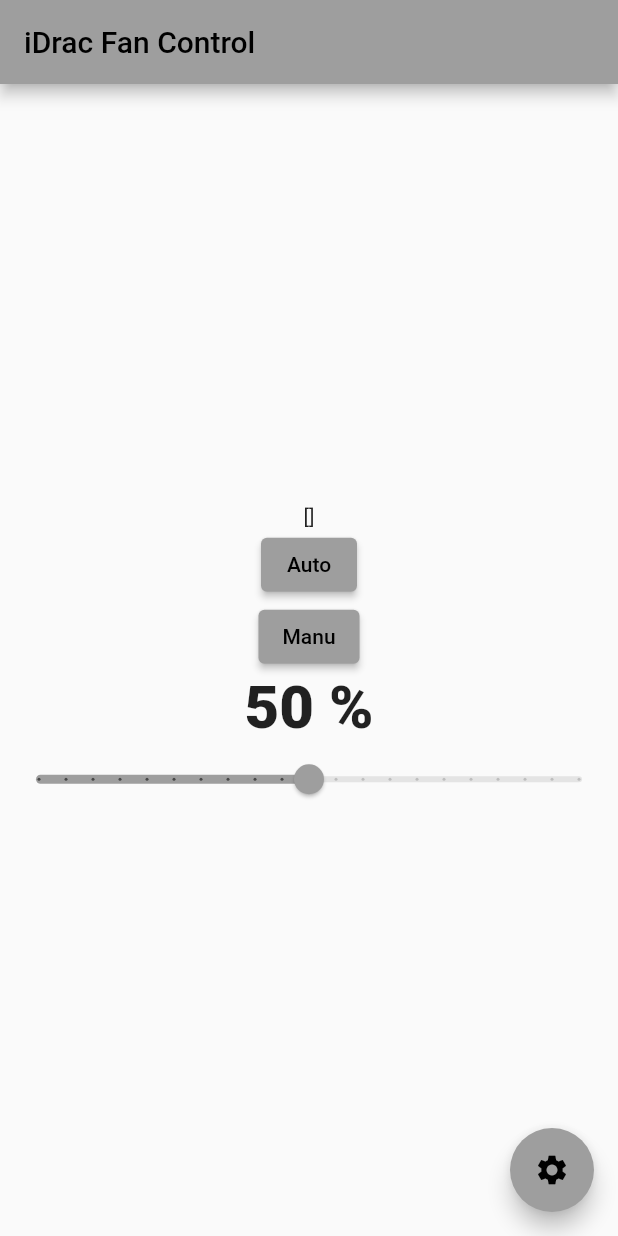
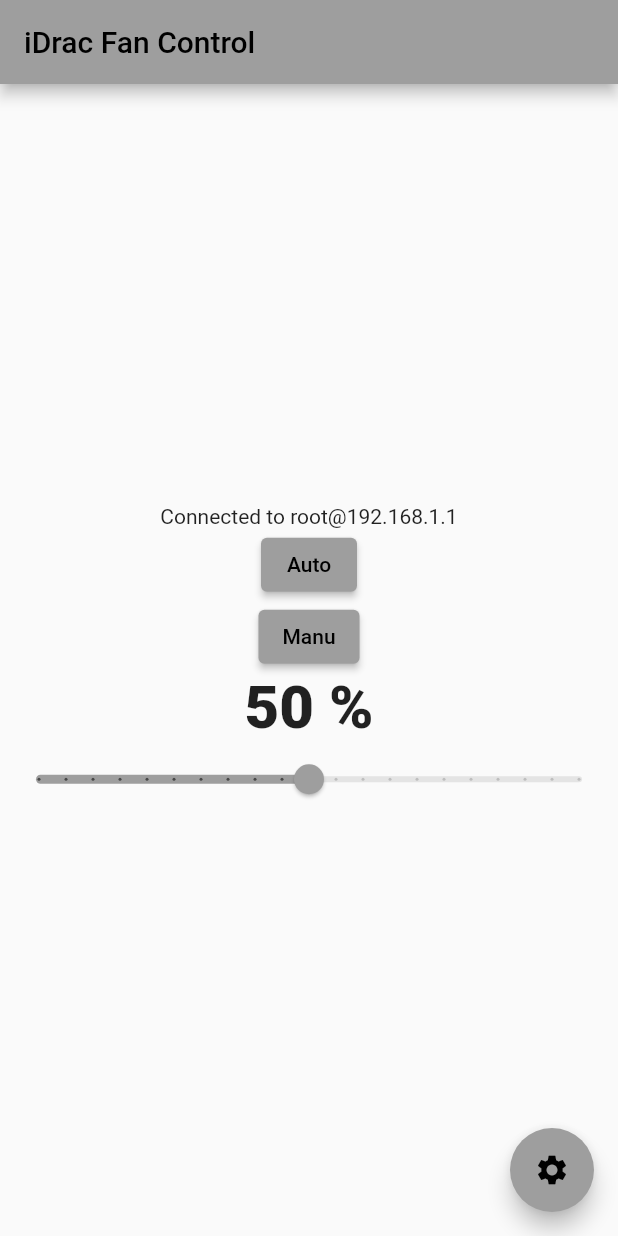
Before and after one commit to PierreStaub/fandrac, a Flutter app: the screen it shows after launch, after a tap on the "settings" icon, on a phone screen of 412 x 824 dp. Run offline on Flutter 3.47's test engine with Material 2 defaults, Android fonts, the phone set to English and light mode, and no system bars; missing offline and left inert: process_run.

Commit message:
Add Json configuration function

```diff
--- /dev/null
+++ b/assets/config/idracConf.json
@@ -0,0 +1,9 @@
+{
+  "idrac_configuration": [
+    {
+      "ip": "192.168.1.1",
+      "user": "root",
+      "password": "password"
+    }
+  ]
+}
--- a/lib/config/idarcConf.json
+++ /dev/null
@@ -1,5 +0,0 @@
-{
-  "ip": "192.168.1.1",
-  "user": "user",
-  "password": "password"
-}
--- a/lib/main.dart
+++ b/lib/main.dart
@@ -1,8 +1,7 @@
 import 'dart:convert';
-import 'dart:io';
 import 'package:flutter/material.dart';
 import 'package:flutter/services.dart';
-import 'idarcAction.dart';
+import 'idarc_action.dart';
 
 void main() {
   runApp(const FanDrac());
@@ -36,17 +35,26 @@
 class _HomePageState extends State<HomePage> {
   int fanspeedpourcent = 50;
   List configuration = [];
+  String ip = "";
+  String user = "";
+  String password = "";
+
   var idracAction = IdracAction("192.168.1.1", "user", "password");
 
   Future<void> readJson() async {
     final String response =
-        await rootBundle.loadString('config/idarcConf.json');
+        await rootBundle.loadString('assets/config/idracConf.json');
     final data = await json.decode(response);
+
     setState(() {
-      configuration = data;
+      configuration = data["idrac_configuration"];
     });
-    idracAction =
-        IdracAction(configuration[0], configuration[1], configuration[2]);
+
+    ip = configuration[0]["ip"];
+    user = configuration[0]["user"];
+    password = configuration[0]["password"];
+
+    print("ip $ip user $user password $password");
   }
 
   void setFanSpeedAuto() {
@@ -71,14 +79,15 @@
         child: Column(
           mainAxisAlignment: MainAxisAlignment.center,
           children: <Widget>[
-            Text("$configuration"),
+            Text("Connected to $user@$ip"),
             ElevatedButton(
                 onPressed: setFanSpeedAuto, child: const Text("Auto")),
             ElevatedButton(
                 onPressed: setFanSpeedManu, child: const Text("Manu")),
             Text(
               "$fanspeedpourcent %",
-              style: TextStyle(fontSize: 40.0, fontWeight: FontWeight.w900),
+              style:
+                  const TextStyle(fontSize: 40.0, fontWeight: FontWeight.w900),
             ),
             Slider(
                 value: fanspeedpourcent.toDouble(),
--- a/pubspec.yaml
+++ b/pubspec.yaml
@@ -59,9 +59,8 @@
   uses-material-design: true
 
   # To add assets to your application, add an assets section, like this:
-  # assets:
-  #   - images/a_dot_burr.jpeg
-  #   - images/a_dot_ham.jpeg
+  assets:
+    - assets/config/
 
   # An image asset can refer to one or more resolution-specific "variants", see
   # https://flutter.dev/assets-and-images/#resolution-aware.
```
Also changed, not shown: lib/idarc_action.dart (renamed from lib/idarcAction.dart), 1 other file.
